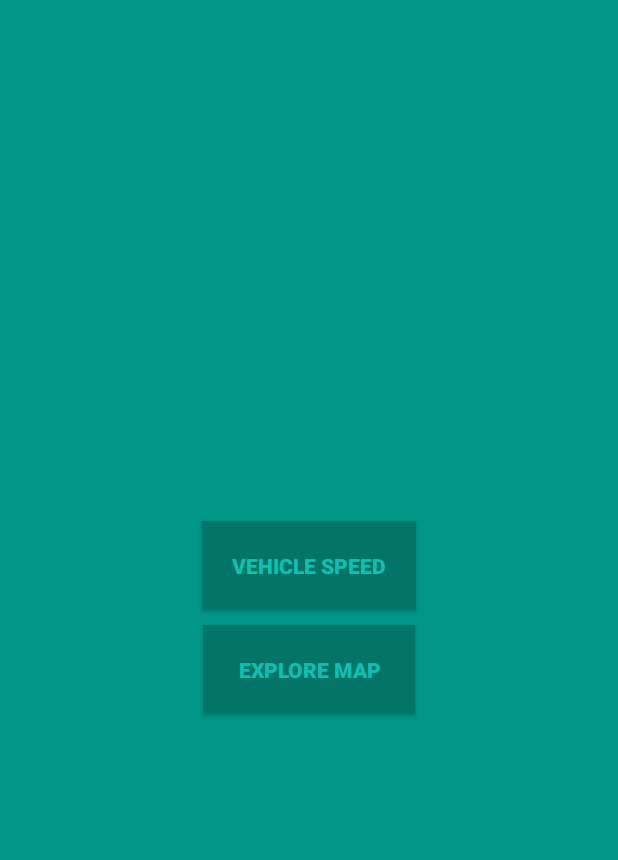
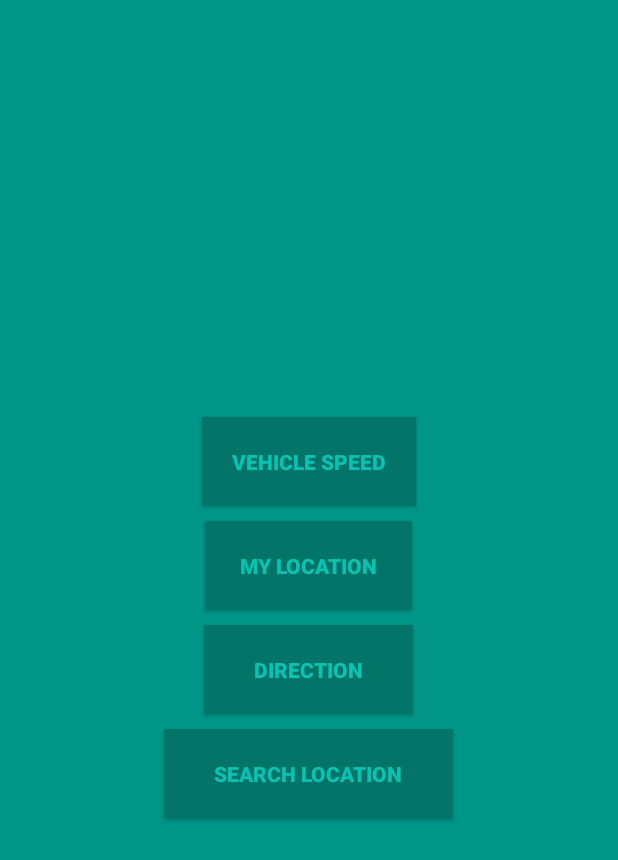
Before and after one commit to tapumandal/vehicle_status, an Android app: the screen it shows after launch (MainActivity), on a phone screen of 412 x 824 dp. Shown: the top 860 px of the screen. Run offline under Robolectric (Android 15) with nearby library versions, the phone set to English and light mode, and no system bars.

Commit message:
Map Activiti separated

```diff
--- a/app/src/main/AndroidManifest.xml
+++ b/app/src/main/AndroidManifest.xml
@@ -11,7 +11,9 @@
         android:roundIcon="@mipmap/ic_launcher_round"
         android:supportsRtl="true"
         android:theme="@style/AppTheme">
-        <activity android:name=".activity.MapActivity"></activity>
+        <activity android:name=".activity.MapDirectionActivity"></activity>
+        <activity android:name=".activity.SearchLocationActivity" />
+        <activity android:name=".activity.MapMyLocationActivity" />
         <activity android:name=".activity.VehicleStatusActivity" />
         <activity android:name=".activity.MainActivity">
             <intent-filter>
--- a/app/src/main/res/layout/activity_main.xml
+++ b/app/src/main/res/layout/activity_main.xml
@@ -47,6 +47,44 @@
             app:layout_constraintRight_toRightOf="parent"
             app:layout_constraintTop_toTopOf="parent" />
 
+        <Button
+            android:id="@+id/go_direction"
+            android:layout_width="wrap_content"
+            android:layout_height="wrap_content"
+            android:layout_marginTop="10dp"
+            android:background="#037468"
+            android:onClick="mapDirection"
+            android:paddingLeft="33dp"
+            android:paddingRight="33dp"
+            android:paddingBottom="20dp"
+            android:paddingTop="20dp"
+            android:text="@string/map_direction"
+            android:textColor="#0AC2B1"
+            android:textStyle="bold"
+            app:layout_constraintBottom_toBottomOf="parent"
+            app:layout_constraintLeft_toLeftOf="parent"
+            app:layout_constraintRight_toRightOf="parent"
+            app:layout_constraintTop_toTopOf="parent" />
+
+        <Button
+            android:id="@+id/go_search_location"
+            android:layout_width="wrap_content"
+            android:layout_height="wrap_content"
+            android:layout_marginTop="10dp"
+            android:background="#037468"
+            android:onClick="searchLocation"
+            android:paddingLeft="33dp"
+            android:paddingRight="33dp"
+            android:paddingBottom="20dp"
+            android:paddingTop="20dp"
+            android:text="@string/map_search_location"
+            android:textColor="#0AC2B1"
+            android:textStyle="bold"
+            app:layout_constraintBottom_toBottomOf="parent"
+            app:layout_constraintLeft_toLeftOf="parent"
+            app:layout_constraintRight_toRightOf="parent"
+            app:layout_constraintTop_toTopOf="parent" />
+
     </LinearLayout>
 
 </android.support.constraint.ConstraintLayout>
--- a/app/src/main/res/layout/activity_map.xml
+++ b/app/src/main/res/layout/activity_map.xml
@@ -4,7 +4,7 @@
     xmlns:tools="http://schemas.android.com/tools"
     android:layout_width="match_parent"
     android:layout_height="match_parent"
-    tools:context=".activity.MapActivity">
+    tools:context=".activity.MapMyLocationActivity">
 
     <com.mapbox.mapboxsdk.maps.MapView
         android:id="@+id/mapView"
--- a/app/src/main/res/values/strings.xml
+++ b/app/src/main/res/values/strings.xml
@@ -1,7 +1,9 @@
 <resources>
     <string name="app_name">vehicle_status</string>
     <string name="go_vehicle_status">Vehicle Speed</string>
-    <string name="go_map_view">Explore MAP</string>
+    <string name="go_map_view">My Location</string>
 
     <string name="map_box_access_token">pk.eyJ1IjoidGFwdW1hbmRhbCIsImEiOiJjangydWh4OG4wNW12NDhyemhjMXh1Mjk5In0.d6URGWIZLRH3eHWfl2CiDQ</string>
+    <string name="map_direction">Direction</string>
+    <string name="map_search_location">Search Location</string>
 </resources>
```
Also changed, not shown: app/src/main/java/vehicle_status/tapumandal/me/activity/MainActivity.java (+7 -1 lines), app/src/main/java/vehicle_status/tapumandal/me/activity/MapDirectionActivity.java (added, +15 -0 lines), app/src/main/java/vehicle_status/tapumandal/me/activity/MapMyLocationActivity.java (renamed from app/src/main/java/vehicle_status/tapumandal/me/activity/MapActivity.java, +3 -5 lines), app/src/main/java/vehicle_status/tapumandal/me/activity/SearchLocationActivity.java (added, +35 -0 lines), app/src/main/res/layout/activity_map_direction.xml (added, +9 -0 lines), app/src/main/res/layout/activity_search_location.xml (added, +9 -0 lines), app/build.gradle (line endings or trailing spaces).
